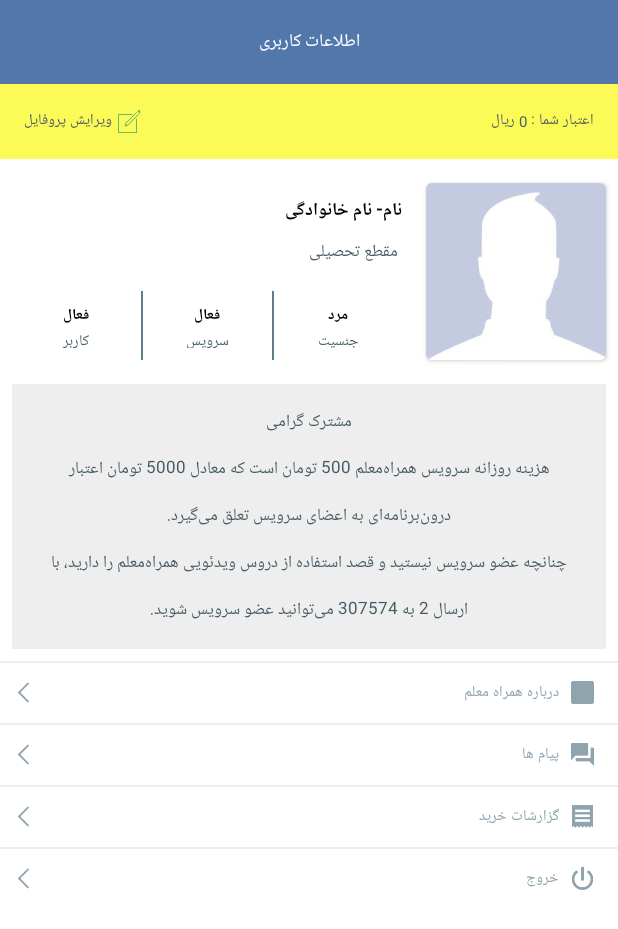
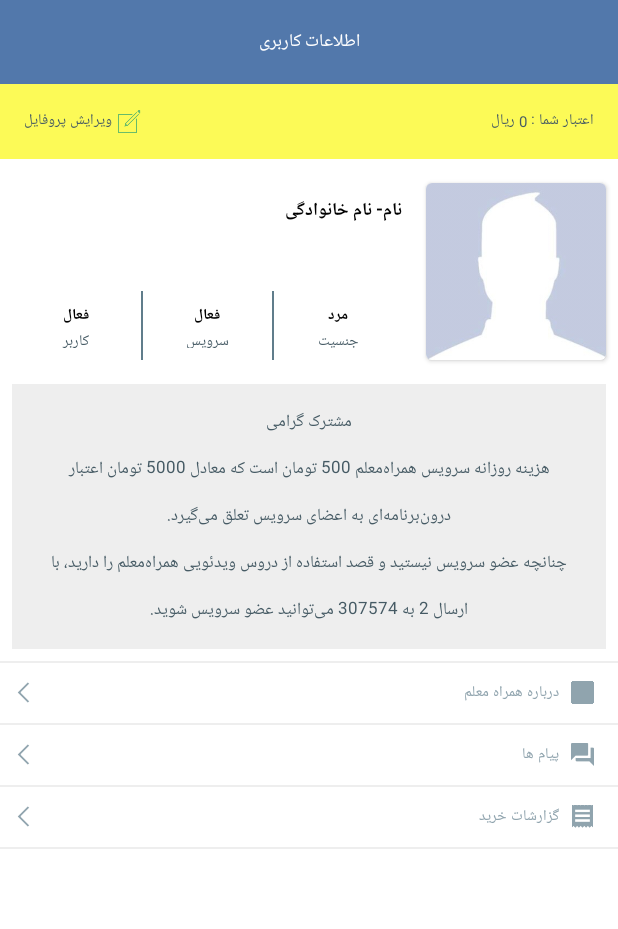
Before and after one commit to minaekhtiari/hamrahMoallem, an Android app: the fragment Fragment_personal shown on its own in the app's theme, on a phone screen of 412 x 824 dp. Shown: the top 929 px of the screen. Run offline under Robolectric (Android 15) with nearby library versions, the phone set to English and light mode, and no system bars; pictures from the network do not load; Roboto replaces fonts that are not available here.

Commit message:
ChangeOfFragmentPersonal

```diff
--- a/app/src/main/java/fragments/Fragment_personal.java
+++ b/app/src/main/java/fragments/Fragment_personal.java
@@ -126,7 +126,7 @@ public class Fragment_personal extends Fragment implements View.OnClickListener
         ((RelativeLayout)getActivity().findViewById(R.id.personal_relative_about)).setOnClickListener(this);
         ((RelativeLayout)getActivity().findViewById(R.id.personal_relative_message)).setOnClickListener(this);
         ((RelativeLayout)getActivity().findViewById(R.id.personal_relative_report)).setOnClickListener(this);
-        ((RelativeLayout)getActivity().findViewById(R.id.personal_relative_exitAccount)).setOnClickListener(this);
+      //  ((RelativeLayout)getActivity().findViewById(R.id.personal_relative_exitAccount)).setOnClickListener(this);
         ((LinearLayout)getActivity().findViewById(R.id.personal_linear_addCredit)).setOnClickListener(this);
 
         tv.setText("مشترک گرامی\n" +
@@ -302,10 +302,11 @@ public class Fragment_personal extends Fragment implements View.OnClickListener
 //                ).replace(true);
 //                break;
 //            }
-            case R.id.personal_relative_exitAccount: {
-                getActivity().finish();
-                break;
-            }
+            //خروج
+//            case R.id.personal_relative_exitAccount: {
+//                getActivity().finish();
+//                break;
+//            }
         }
     }
 
--- a/app/src/main/res/layout/personal.xml
+++ b/app/src/main/res/layout/personal.xml
@@ -162,6 +162,7 @@
                         android:textStyle="bold" />
 
                     <TextView
+                        android:visibility="invisible"
                         android:id="@+id/personal_text_maghta"
                         android:layout_width="wrap_content"
                         android:layout_height="wrap_content"
@@ -446,41 +447,41 @@
                     android:layout_below="@+id/personal_relative_report"
                     android:background="@color/gray_200" />
 
-                <RelativeLayout
-                    android:id="@+id/personal_relative_exitAccount"
-                    android:layout_width="match_parent"
-                    android:layout_height="40dp"
-                    android:layout_below="@id/image_line4"
-                    android:paddingLeft="8dp"
-                    android:paddingRight="8dp">
+                <!--<RelativeLayout-->
+                    <!--android:id="@+id/personal_relative_exitAccount"-->
+                    <!--android:layout_width="match_parent"-->
+                    <!--android:layout_height="40dp"-->
+                    <!--android:layout_below="@id/image_line4"-->
+                    <!--android:paddingLeft="8dp"-->
+                    <!--android:paddingRight="8dp">-->
 
-                    <ImageView
-                        android:id="@+id/image4"
-                        android:layout_width="15dp"
-                        android:layout_height="15dp"
-                        android:layout_centerVertical="true"
-                        android:layout_marginLeft="8dp"
-                        android:layout_marginRight="8dp"
-                        android:src="@drawable/power"
-                        android:tint="@color/gray_300" />
+                    <!--<ImageView-->
+                        <!--android:id="@+id/image4"-->
+                        <!--android:layout_width="15dp"-->
+                        <!--android:layout_height="15dp"-->
+                        <!--android:layout_centerVertical="true"-->
+                        <!--android:layout_marginLeft="8dp"-->
+                        <!--android:layout_marginRight="8dp"-->
+                        <!--android:src="@drawable/power"-->
+                        <!--android:tint="@color/gray_300" />-->
 
-                    <TextView
-                        android:layout_width="wrap_content"
-                        android:layout_height="wrap_content"
-                        android:layout_centerVertical="true"
-                        android:layout_toLeftOf="@id/image4"
-                        android:text="خروج"
-                        android:textColor="@color/gray_300"
-                        android:textSize="10sp" />
+                    <!--<TextView-->
+                        <!--android:layout_width="wrap_content"-->
+                        <!--android:layout_height="wrap_content"-->
+                        <!--android:layout_centerVertical="true"-->
+                        <!--android:layout_toLeftOf="@id/image4"-->
+                        <!--android:text="خروج"-->
+                        <!--android:textColor="@color/gray_300"-->
+                        <!--android:textSize="10sp" />-->
 
-                    <ImageView
-                        android:layout_width="15dp"
-                        android:layout_height="15dp"
-                        android:layout_alignParentEnd="true"
-                        android:layout_centerVertical="true"
-                        android:src="@drawable/arrow_left"
-                        android:tint="@color/gray_300" />
-                </RelativeLayout>
+                    <!--<ImageView-->
+                        <!--android:layout_width="15dp"-->
+                        <!--android:layout_height="15dp"-->
+                        <!--android:layout_alignParentEnd="true"-->
+                        <!--android:layout_centerVertical="true"-->
+                        <!--android:src="@drawable/arrow_left"-->
+                        <!--android:tint="@color/gray_300" />-->
+                <!--</RelativeLayout>-->
             </RelativeLayout>
 
         </LinearLayout>
```
